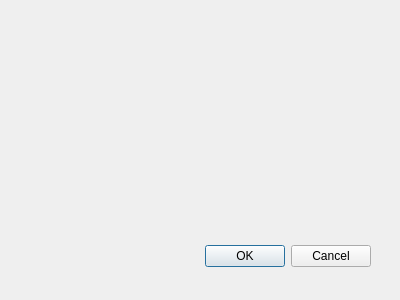
The window that interface/frmNovoMorador.ui (CaioPellicani/projeto_coracao) describes before a commit, drawn with Qt 5.
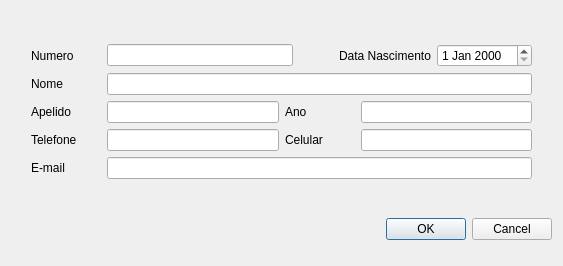
The same window after the commit.

Commit message: REF: modficaçao nome arquivo | IMP: ui frmNovoMorador primeiros controles

Patch:
```diff
--- a/interface/frmNovoMorador.ui
+++ b/interface/frmNovoMorador.ui
@@ -8,29 +8,262 @@
    <rect>
     <x>0</x>
     <y>0</y>
-    <width>400</width>
-    <height>300</height>
+    <width>563</width>
+    <height>266</height>
    </rect>
   </property>
   <property name="windowTitle">
    <string>Dialog</string>
   </property>
-  <widget name="buttonBox" class="QDialogButtonBox">
-   <property name="geometry">
-    <rect>
-     <x>30</x>
-     <y>240</y>
-     <width>341</width>
-     <height>32</height>
-    </rect>
-   </property>
-   <property name="orientation">
-    <enum>Qt::Horizontal</enum>
-   </property>
-   <property name="standardButtons">
-    <set>QDialogButtonBox::Cancel|QDialogButtonBox::Ok</set>
-   </property>
-  </widget>
+  <layout class="QGridLayout" name="gridLayout">
+   <item row="0" column="0">
+    <layout class="QVBoxLayout" name="lytGeral">
+     <property name="leftMargin">
+      <number>20</number>
+     </property>
+     <property name="topMargin">
+      <number>20</number>
+     </property>
+     <property name="rightMargin">
+      <number>20</number>
+     </property>
+     <property name="bottomMargin">
+      <number>20</number>
+     </property>
+     <item>
+      <layout class="QHBoxLayout" name="lyt1">
+       <property name="bottomMargin">
+        <number>0</number>
+       </property>
+       <item>
+        <widget class="QLabel" name="lblNumero">
+         <property name="sizePolicy">
+          <sizepolicy hsizetype="Minimum" vsizetype="Preferred">
+           <horstretch>0</horstretch>
+           <verstretch>0</verstretch>
+          </sizepolicy>
+         </property>
+         <property name="minimumSize">
+          <size>
+           <width>70</width>
+           <height>0</height>
+          </size>
+         </property>
+         <property name="text">
+          <string>Numero</string>
+         </property>
+        </widget>
+       </item>
+       <item>
+        <widget class="QLineEdit" name="edtNumero"/>
+       </item>
+       <item>
+        <spacer name="spc1">
+         <property name="orientation">
+          <enum>Qt::Horizontal</enum>
+         </property>
+         <property name="sizeType">
+          <enum>QSizePolicy::Preferred</enum>
+         </property>
+         <property name="sizeHint" stdset="0">
+          <size>
+           <width>40</width>
+           <height>20</height>
+          </size>
+         </property>
+        </spacer>
+       </item>
+       <item>
+        <widget class="QLabel" name="lblDataNascimento">
+         <property name="maximumSize">
+          <size>
+           <width>101</width>
+           <height>16777215</height>
+          </size>
+         </property>
+         <property name="text">
+          <string>Data Nascimento</string>
+         </property>
+        </widget>
+       </item>
+       <item>
+        <widget class="QDateEdit" name="edtDataNascimento"/>
+       </item>
+      </layout>
+     </item>
+     <item>
+      <layout class="QHBoxLayout" name="lyt2">
+       <property name="bottomMargin">
+        <number>0</number>
+       </property>
+       <item>
+        <widget class="QLabel" name="lblNome">
+         <property name="sizePolicy">
+          <sizepolicy hsizetype="Minimum" vsizetype="Preferred">
+           <horstretch>0</horstretch>
+           <verstretch>0</verstretch>
+          </sizepolicy>
+         </property>
+         <property name="minimumSize">
+          <size>
+           <width>70</width>
+           <height>0</height>
+          </size>
+         </property>
+         <property name="text">
+          <string>Nome</string>
+         </property>
+        </widget>
+       </item>
+       <item>
+        <widget class="QLineEdit" name="edtNome"/>
+       </item>
+      </layout>
+     </item>
+     <item>
+      <layout class="QHBoxLayout" name="lyt3">
+       <property name="bottomMargin">
+        <number>0</number>
+       </property>
+       <item>
+        <widget class="QLabel" name="lblApelido">
+         <property name="sizePolicy">
+          <sizepolicy hsizetype="Minimum" vsizetype="Preferred">
+           <horstretch>0</horstretch>
+           <verstretch>0</verstretch>
+          </sizepolicy>
+         </property>
+         <property name="minimumSize">
+          <size>
+           <width>70</width>
+           <height>0</height>
+          </size>
+         </property>
+         <property name="text">
+          <string>Apelido</string>
+         </property>
+        </widget>
+       </item>
+       <item>
+        <widget class="QLineEdit" name="edtApelido"/>
+       </item>
+       <item>
+        <widget class="QLabel" name="lblAno">
+         <property name="sizePolicy">
+          <sizepolicy hsizetype="Minimum" vsizetype="Preferred">
+           <horstretch>0</horstretch>
+           <verstretch>0</verstretch>
+          </sizepolicy>
+         </property>
+         <property name="minimumSize">
+          <size>
+           <width>70</width>
+           <height>0</height>
+          </size>
+         </property>
+         <property name="text">
+          <string>Ano</string>
+         </property>
+        </widget>
+       </item>
+       <item>
+        <widget class="QLineEdit" name="edtAno"/>
+       </item>
+      </layout>
+     </item>
+     <item>
+      <layout class="QHBoxLayout" name="lyt4">
+       <property name="bottomMargin">
+        <number>0</number>
+       </property>
+       <item>
+        <widget class="QLabel" name="lblTelefone">
+         <property name="sizePolicy">
+          <sizepolicy hsizetype="Minimum" vsizetype="Preferred">
+           <horstretch>0</horstretch>
+           <verstretch>0</verstretch>
+          </sizepolicy>
+         </property>
+         <property name="minimumSize">
+          <size>
+           <width>70</width>
+           <height>0</height>
+          </size>
+         </property>
+         <property name="text">
+          <string>Telefone</string>
+         </property>
+        </widget>
+       </item>
+       <item>
+        <widget class="QLineEdit" name="edtTelefone"/>
+       </item>
+       <item>
+        <widget class="QLabel" name="lblCelular">
+         <property name="sizePolicy">
+          <sizepolicy hsizetype="Minimum" vsizetype="Preferred">
+           <horstretch>0</horstretch>
+           <verstretch>0</verstretch>
+          </sizepolicy>
+         </property>
+         <property name="minimumSize">
+          <size>
+           <width>70</width>
+           <height>0</height>
+          </size>
+         </property>
+         <property name="text">
+          <string>Celular</string>
+         </property>
+        </widget>
+       </item>
+       <item>
+        <widget class="QLineEdit" name="edtCelular"/>
+       </item>
+      </layout>
+     </item>
+     <item>
+      <layout class="QHBoxLayout" name="lyt5">
+       <property name="bottomMargin">
+        <number>0</number>
+       </property>
+       <item>
+        <widget class="QLabel" name="lblEmail">
+         <property name="sizePolicy">
+          <sizepolicy hsizetype="Minimum" vsizetype="Preferred">
+           <horstretch>0</horstretch>
+           <verstretch>0</verstretch>
+          </sizepolicy>
+         </property>
+         <property name="minimumSize">
+          <size>
+           <width>70</width>
+           <height>0</height>
+          </size>
+         </property>
+         <property name="text">
+          <string>E-mail</string>
+         </property>
+        </widget>
+       </item>
+       <item>
+        <widget class="QLineEdit" name="edtEmail"/>
+       </item>
+      </layout>
+     </item>
+    </layout>
+   </item>
+   <item row="1" column="0">
+    <widget class="QDialogButtonBox" name="btnConfirmar">
+     <property name="orientation">
+      <enum>Qt::Horizontal</enum>
+     </property>
+     <property name="standardButtons">
+      <set>QDialogButtonBox::Cancel|QDialogButtonBox::Ok</set>
+     </property>
+    </widget>
+   </item>
+  </layout>
  </widget>
  <pixmapfunction/>
  <resources/>
```
Left out of the diff: 11 changed lines with no effect on the pictures. The commit also changes 7 other files.
